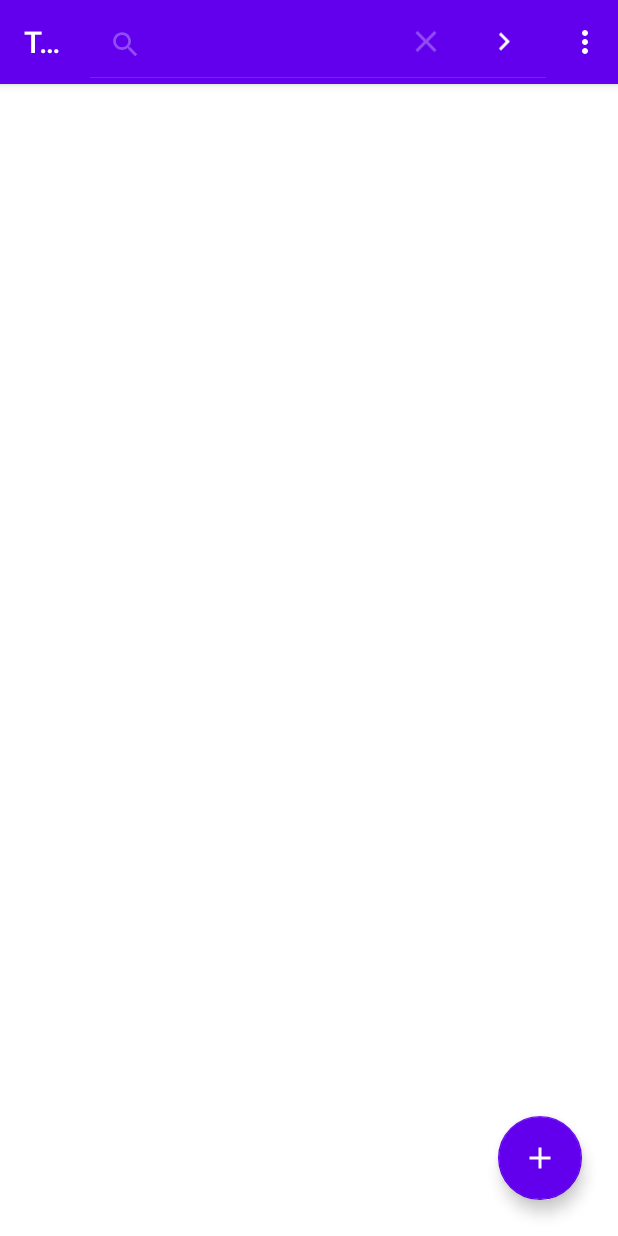
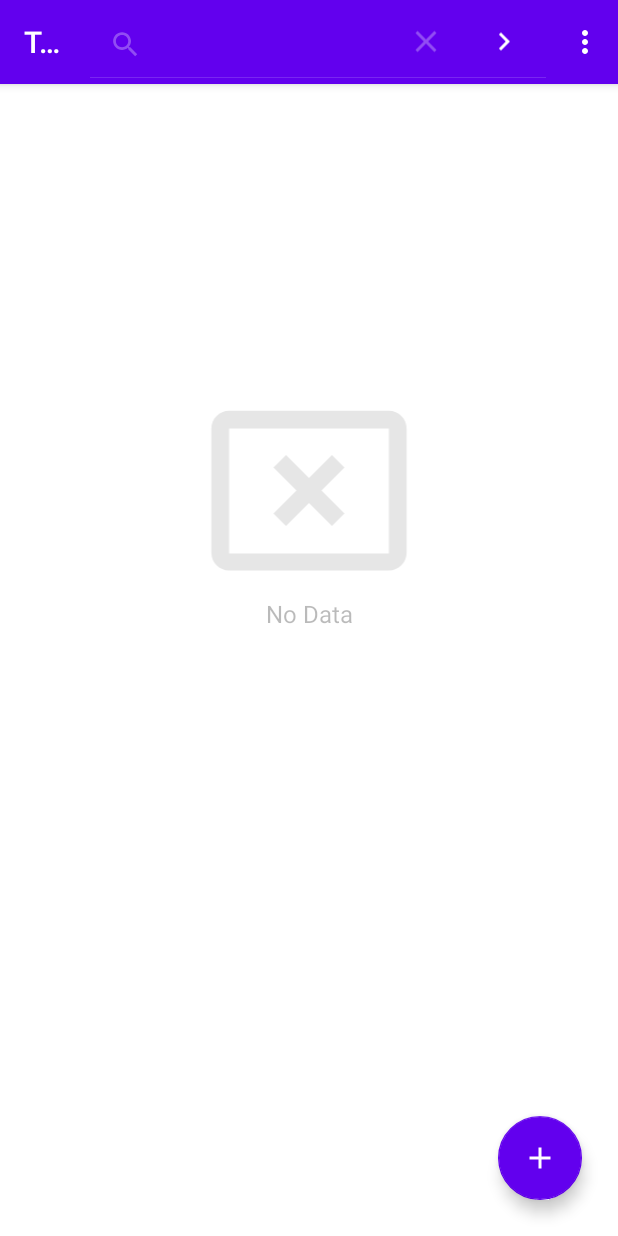
Before and after one commit to simakover/To-Do-app, an Android app: the screen it shows after launch (MainActivity), after a tap on "Search", on a phone screen of 412 x 824 dp. Run offline under Robolectric (Android 15) with nearby library versions, the phone set to English and light mode, and no system bars; our stand-ins replace Room's generated code, data binding, navigation-ui; libraries missing offline, so code that uses them is left out: jp.wasabeef.recyclerview; 2 statements that could not run were skipped.

Commit message:
clean up, show NoData text and image

```diff
--- a/app/src/main/java/com/sedavnyh/todo/fragments/add/AddFragment.kt
+++ b/app/src/main/java/com/sedavnyh/todo/fragments/add/AddFragment.kt
@@ -76,5 +76,10 @@ class AddFragment : Fragment() {
 
     }
 
+    //Destroy view
+    override fun onDestroyView() {
+        super.onDestroyView()
+        _binding = null
+    }
 
 }
--- a/app/src/main/java/com/sedavnyh/todo/fragments/list/ListFragment.kt
+++ b/app/src/main/java/com/sedavnyh/todo/fragments/list/ListFragment.kt
@@ -43,8 +43,12 @@ class ListFragment : Fragment(), SearchView.OnQueryTextListener {
         setupRecyclerView()
 
         // Observe changes to data
-        mToDoViewModel.getAllData.observe(viewLifecycleOwner, Observer { data ->
-            adapter.setData(data)
+        mToDoViewModel.getAllData.observe(viewLifecycleOwner, {
+            mSharedViewModel.checkIfDatabaseIsEmpty(it)
+            adapter.setData(it)
+        })
+        mSharedViewModel.emptyDatabase.observe(viewLifecycleOwner, {
+            showEmptyDatabaseViews(it)
         })
 
         //set menu
@@ -54,6 +58,16 @@ class ListFragment : Fragment(), SearchView.OnQueryTextListener {
         hideKeyboard(requireActivity())
 
         return binding.root
+    }
+
+    private fun showEmptyDatabaseViews(emptyDatabase: Boolean) {
+        if(emptyDatabase){
+            binding.noDataTextView.visibility = View.VISIBLE
+            binding.noDataImageView.visibility = View.VISIBLE
+        } else {
+            binding.noDataTextView.visibility = View.INVISIBLE
+            binding.noDataImageView.visibility = View.INVISIBLE
+        }
     }
 
     private fun setupRecyclerView() {
@@ -119,6 +133,7 @@ class ListFragment : Fragment(), SearchView.OnQueryTextListener {
     override fun onCreateOptionsMenu(menu: Menu, inflater: MenuInflater) {
         inflater.inflate(R.menu.list_fragment_menu, menu)
 
+        // enable searching
         val search = menu.findItem(R.id.menu_search)
         val searchView = search.actionView as? SearchView
         searchView?.isSubmitButtonEnabled = true
--- a/app/src/main/java/com/sedavnyh/todo/fragments/update/UpdateFragment.kt
+++ b/app/src/main/java/com/sedavnyh/todo/fragments/update/UpdateFragment.kt
@@ -98,4 +98,10 @@ class UpdateFragment : Fragment() {
         builder.setMessage("Are you sure you want to remove '${args.currentItem.title}'?")
         builder.create().show()
     }
+
+    //Destroy view
+    override fun onDestroyView() {
+        super.onDestroyView()
+        _binding = null
+    }
 }
--- a/app/src/main/res/layout/fragment_list.xml
+++ b/app/src/main/res/layout/fragment_list.xml
@@ -47,7 +47,6 @@
             android:layout_height="142dp"
             android:src="@drawable/ic_empty"
             android:visibility="invisible"
-            android:emptyDatabase="@{mSharedViewModel.emptyDatabase}"
             app:layout_constraintBottom_toBottomOf="@+id/recyclerView"
             app:layout_constraintEnd_toEndOf="parent"
             app:layout_constraintStart_toStartOf="@+id/recyclerView"
@@ -62,7 +61,6 @@
             android:text="@string/no_data"
             android:textSize="16sp"
             android:visibility="invisible"
-            android:emptyDatabase="@{mSharedViewModel.emptyDatabase}"
             app:layout_constraintEnd_toEndOf="parent"
             app:layout_constraintStart_toStartOf="@+id/recyclerView"
             app:layout_constraintTop_toBottomOf="@+id/no_data_imageView" />
```
Also changed, not shown: app/src/main/java/com/sedavnyh/todo/fragments/BindingAdapters.kt (+0 -10 lines).
